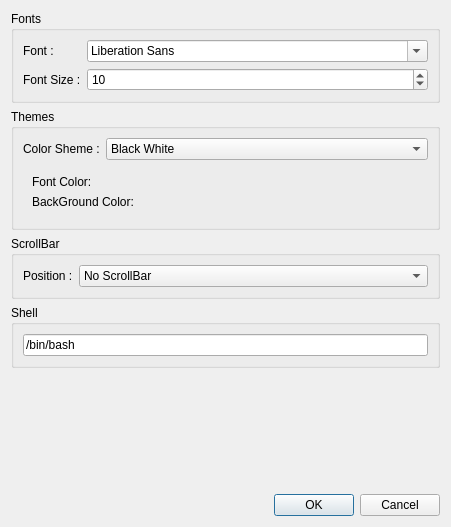
First picture: the form in elokab-terminal/settingdialog.ui, repository zakariakov/elokab-terminal, before the edit.
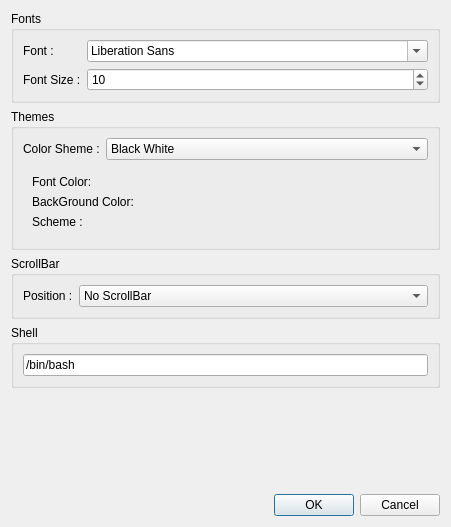
Second picture: the form after the edit.

What changed in the file:
```diff
--- a/elokab-terminal/settingdialog.ui
+++ b/elokab-terminal/settingdialog.ui
@@ -114,6 +114,9 @@
       </item>
       <item>
        <widget class="QWidget" name="widgetCostumColor" native="true">
+        <property name="enabled">
+         <bool>true</bool>
+        </property>
         <layout class="QVBoxLayout" name="verticalLayout_2">
          <item>
           <layout class="QHBoxLayout" name="hLayoutForColor">
@@ -137,6 +140,16 @@
            </item>
           </layout>
          </item>
+         <item>
+          <widget class="QLabel" name="label_7">
+           <property name="text">
+            <string>Scheme :</string>
+           </property>
+          </widget>
+         </item>
+         <item>
+          <layout class="QGridLayout" name="gridLayoutBtn"/>
+         </item>
         </layout>
        </widget>
       </item>
```
